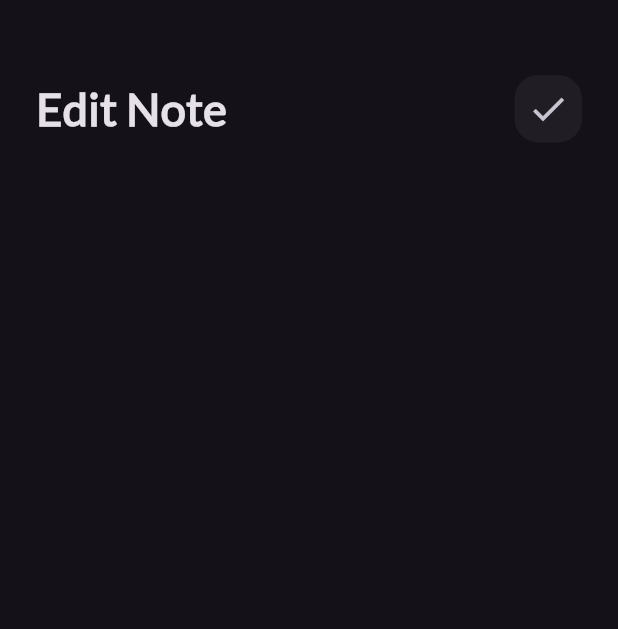
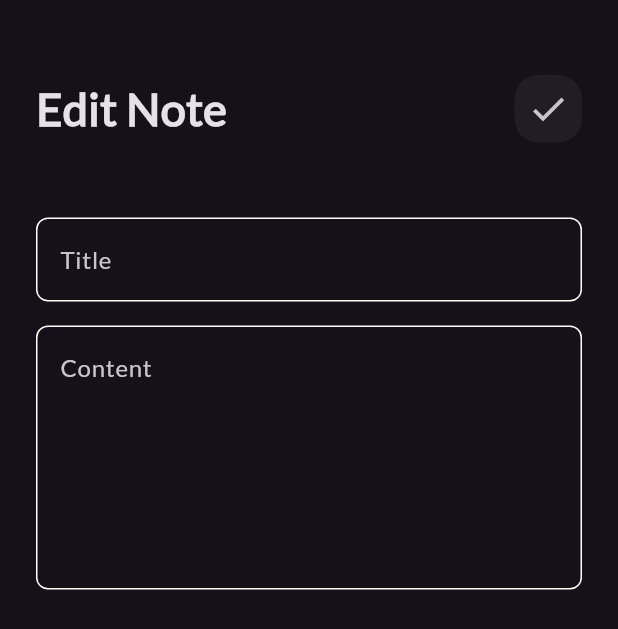
Before and after one commit to soukiie/notes_app, a Flutter app: the EditNoteView screen opened directly, on a phone screen of 412 x 824 dp. Shown: the top 629 px of the screen. Run offline on Flutter 3.47's test engine with Material 3 defaults, Android fonts, the phone set to English and light mode, and no system bars; our stand-ins replace font_awesome_flutter.

Commit message:
Edit note view ui done

```diff
--- a/lib/views/widgets/edit_view_body.dart
+++ b/lib/views/widgets/edit_view_body.dart
@@ -1,5 +1,6 @@
 import 'package:flutter/material.dart';
 import 'package:notes_app/views/widgets/custom_app_bar.dart';
+import 'package:notes_app/views/widgets/custom_text_field.dart';
 
 class EditNoteViewBody extends StatelessWidget {
   const EditNoteViewBody({super.key});
@@ -11,7 +12,17 @@ class EditNoteViewBody extends StatelessWidget {
       child: Column(
         children: [
           SizedBox(height: 50),
-          CustomAppBar(title: 'Edit Note', icon: Icons.check),
+          CustomAppBar(
+            title: 'Edit Note',
+            icon: Icons.check,
+          ),
+          SizedBox(height: 50),
+          CustomTextField(hint: 'Title'),
+          SizedBox(height: 16),
+          CustomTextField(
+            hint: 'Content',
+            maxLines: 6,
+          ),
         ],
       ),
     );
```
